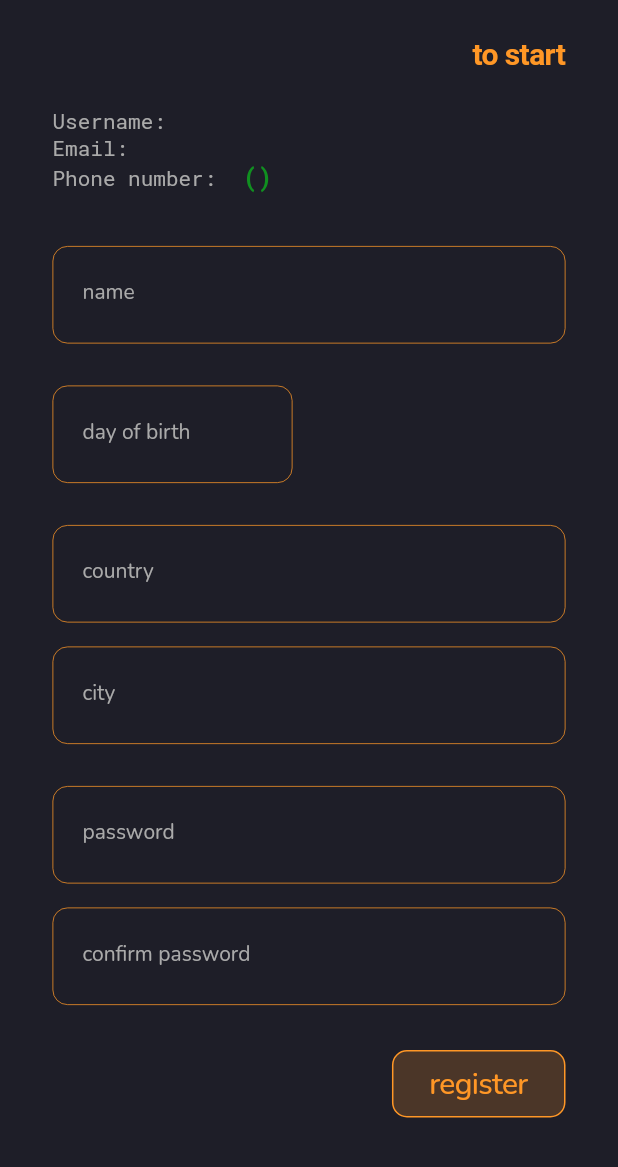
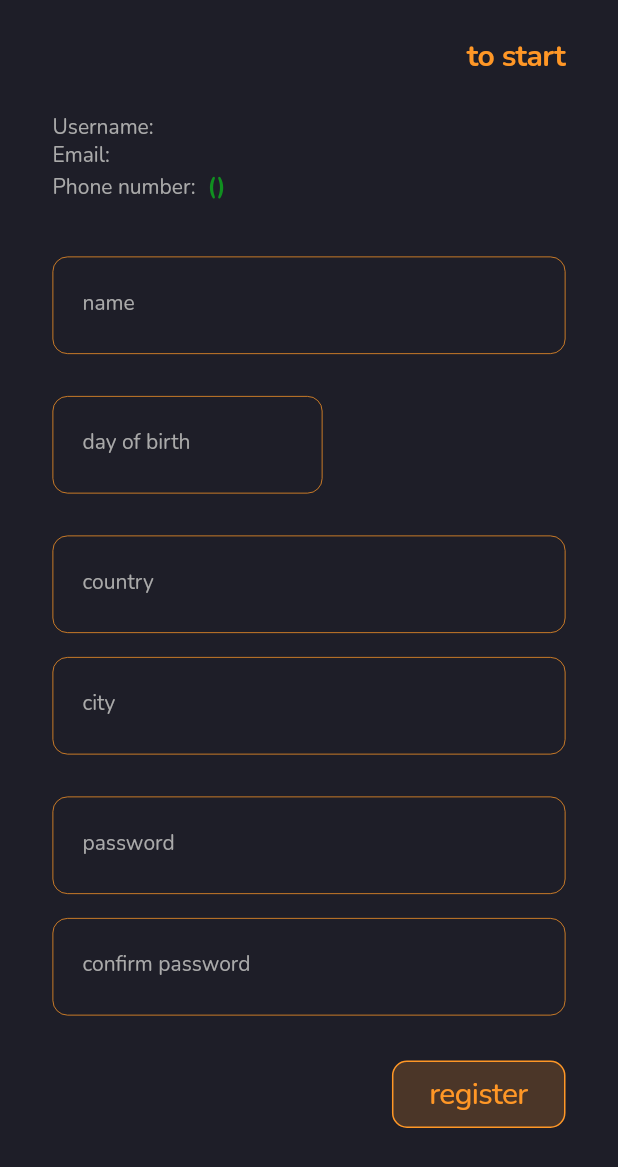
Before and after one commit to arutyun88/ovesdu_mobile, a Flutter app: the RegisterScreen screen opened directly with empty values, on a phone screen of 412 x 824 dp. Shown: the top 1167 px of the screen. Run offline on Flutter 3.47's test engine with Material 2 defaults, Android fonts, the phone set to English and light mode, and no system bars; our stand-ins replace device_info_plus, dio, flutter_bloc, freezed_annotation, get_it, hive and 2 more; accounts and stored records are empty; generated files the repository leaves out were written again.

Commit message:
app: ui: style: theme: login and register screen

```diff
--- a/lib/feature/auth/ui/login_screen.dart
+++ b/lib/feature/auth/ui/login_screen.dart
@@ -97,7 +97,7 @@ class _LoginScreenState extends State<LoginScreen> {
                         Flexible(
                           fit: FlexFit.tight,
                           child: SizedBox(
-                            height: MediaQuery.of(context).size.height / 2.7,
+                            height: MediaQuery.of(context).size.height / 2.6,
                             child: PageView(
                               physics: const NeverScrollableScrollPhysics(),
                               controller: _pageController,
@@ -169,7 +169,7 @@ class _LoginScreenState extends State<LoginScreen> {
                         ),
                         Padding(
                           padding: EdgeInsets.only(
-                            top: 24.0,
+                            top: 12.0,
                             bottom: Platform.isAndroid ? 12.0 : 0.0,
                           ),
                           child: const CreatedByWidget(),
--- a/lib/feature/auth/ui/register_screen.dart
+++ b/lib/feature/auth/ui/register_screen.dart
@@ -4,14 +4,16 @@ import 'package:flutter_bloc/flutter_bloc.dart';
 import 'package:flutter_gen/gen_l10n/app_localizations.dart';
 import 'package:ovesdu_mobile/app/const/reg_exr_const.dart';
 import 'package:ovesdu_mobile/app/ui/components/text_fields/formatter/date_text_formatter.dart';
-import 'package:ovesdu_mobile/feature/auth/ui/widgets/error_text_widget.dart';
+import 'package:provider/provider.dart';
 
+import '../../../app/data/setting_provider/theme_provider.dart';
 import '../../../app/domain/entities/device_entity/device_entity.dart';
 import '../../../app/ui/components/text_fields/app_text_field.dart';
 import '../../../app/ui/components/text_fields/formatter/common.dart';
 import '../../../app/ui/config/app_colors.dart';
 import '../../../app/ui/components/buttons/default_button.dart';
 import '../domain/state/auth_cubit.dart';
+import 'widgets/error_text_widget.dart';
 
 class RegisterScreen extends StatefulWidget {
   const RegisterScreen({
@@ -88,6 +90,7 @@ class _RegisterScreenState extends State<RegisterScreen> {
   @override
   Widget build(BuildContext context) {
     final dictionary = AppLocalizations.of(context)!;
+    final theme = Provider.of<ThemeProvider>(context).themeData;
     return BlocConsumer<AuthCubit, AuthState>(
       builder: (context, state) {
         return Scaffold(
@@ -108,10 +111,9 @@ class _RegisterScreenState extends State<RegisterScreen> {
                           padding: EdgeInsets.zero,
                           child: Text(
                             dictionary.toStart,
-                            style: const TextStyle(
-                              fontSize: 20,
+                            style: theme.textTheme.headline6?.copyWith(
+                              color: AppColors.orange,
                               fontWeight: FontWeight.w700,
-                              color: AppColors.orange,
                             ),
                           ),
                           onPressed: () {
@@ -156,7 +158,7 @@ class _RegisterScreenState extends State<RegisterScreen> {
                     Row(
                       children: [
                         SizedBox(
-                          width: 160,
+                          width: 180,
                           child: AppTextField(
                             fieldType: TextFieldType.date,
                             keyboardType: TextInputType.number,
@@ -411,21 +413,20 @@ class _ConfirmedValue extends StatelessWidget {
 
   @override
   Widget build(BuildContext context) {
+    final theme = Provider.of<ThemeProvider>(context).themeData.textTheme;
     return RichText(
       text: TextSpan(
         children: [
           TextSpan(
             text: '$name: ',
-            style: const TextStyle(
+            style: theme.bodyText2?.copyWith(
               color: AppColors.unselectedItemColor,
-              fontSize: 14,
             ),
           ),
           TextSpan(
             text: value,
-            style: const TextStyle(
+            style: theme.bodyText1?.copyWith(
               color: AppColors.greenLight,
-              fontSize: 16,
               fontWeight: FontWeight.w700,
             ),
           ),
--- a/lib/feature/auth/ui/widgets/error_text_widget.dart
+++ b/lib/feature/auth/ui/widgets/error_text_widget.dart
@@ -1,5 +1,8 @@
 import 'package:flutter/material.dart';
-import 'package:ovesdu_mobile/app/ui/config/app_colors.dart';
+import 'package:provider/provider.dart';
+
+import '../../../../app/data/setting_provider/theme_provider.dart';
+import '../../../../app/ui/config/app_colors.dart';
 
 class ErrorTextWidget extends StatelessWidget {
   const ErrorTextWidget({
@@ -23,7 +26,11 @@ class ErrorTextWidget extends StatelessWidget {
                 errorText,
                 maxLines: 1,
                 textAlign: TextAlign.right,
-                style: const TextStyle(fontSize: 14.0, color: AppColors.red),
+                style: Provider.of<ThemeProvider>(context)
+                    .themeData
+                    .textTheme
+                    .bodyText1
+                    ?.copyWith(color: AppColors.red),
               ),
             ),
           ),
```
Also changed, not shown: lib/app/ui/config/app_style.dart (deleted, +0 -20 lines), lib/feature/auth/ui/widgets/contact_widget.dart (+7 -5 lines), lib/feature/auth/ui/widgets/first_settings_widget.dart (+11 -22 lines), lib/feature/auth/ui/widgets/password_widget.dart (+8 -6 lines), lib/feature/auth/ui/widgets/username_widget.dart (+6 -4 lines).
